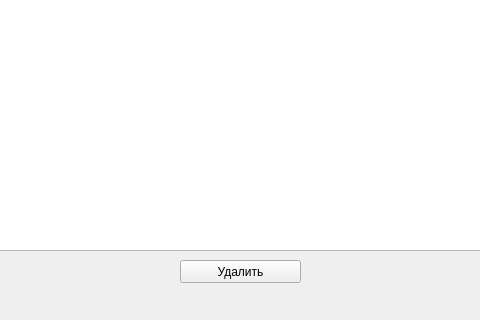
Before: the Qt Designer form gui_client/studcontrolwindow.ui in turok-m-a/tester-server, drawn with Qt 5; both pictures show x 180 to 660 and y 260 to 580 of the 881 by 580 pixel window.
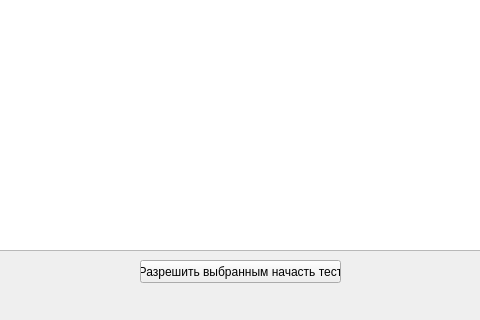
After: the same form once the commit is applied.

Diff of the .ui file:
```diff
--- a/gui_client/studcontrolwindow.ui
+++ b/gui_client/studcontrolwindow.ui
@@ -188,6 +188,19 @@
     <string>Удалить</string>
    </property>
   </widget>
+  <widget class="QPushButton" name="addStudentToExam">
+   <property name="geometry">
+    <rect>
+     <x>320</x>
+     <y>520</y>
+     <width>201</width>
+     <height>23</height>
+    </rect>
+   </property>
+   <property name="text">
+    <string>Разрешить выбранным начасть тест</string>
+   </property>
+  </widget>
  </widget>
  <resources/>
  <connections/>
```
